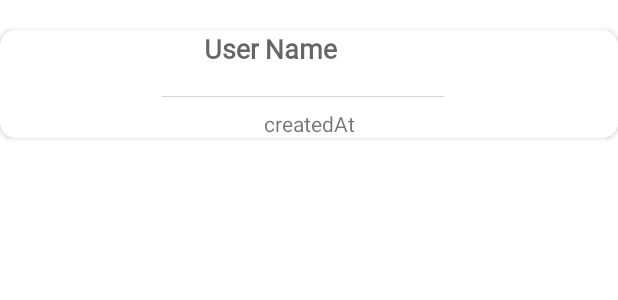
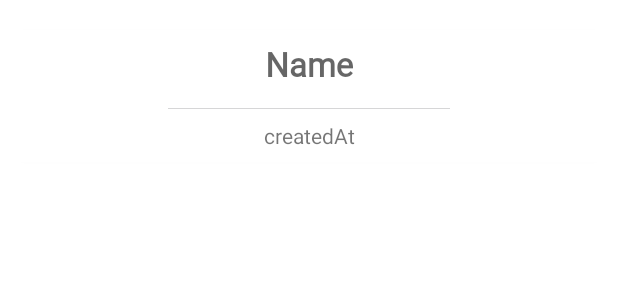
Before and after one commit to gderek007/FBUproject, an Android app: the layout individual_finding.xml on its own in the app's theme, with its tools: preview values and no code run, on a phone screen of 412 x 824 dp. Shown: the top 300 px of the screen. Run offline under Robolectric (Android 15) with nearby library versions, the phone set to English and light mode, and no system bars.

Commit message:
social and profile layout

```diff
--- a/app/src/main/java/com/example/sciencevision/FindingsAdapter.java
+++ b/app/src/main/java/com/example/sciencevision/FindingsAdapter.java
@@ -49,11 +49,10 @@
         Findings finding = mFindings.get(position);
         //populate the views according to this data
         try {
-            holder.tvUser.setText(finding.getUser().getUsername() + " explored ");
+            holder.tvName.setText(finding.getUser().getUsername() + " explored " + finding.getName());
         } catch (java.lang.Exception e) {
-            holder.tvUser.setText(user.getUsername());
+            holder.tvName.setText(finding.getName());
         }
-        holder.tvName.setText(finding.getName());
         holder.tvCreatedAt.setText(finding.getNiceTime());
         int radius = 30;
         int margin = 10;
--- a/app/src/main/java/com/example/sciencevision/fragments/ProfileFragment.java
+++ b/app/src/main/java/com/example/sciencevision/fragments/ProfileFragment.java
@@ -77,7 +77,7 @@
 
         searchClient = new SearchClient();
 
-        tvUser.setText(User.getUsername());
+        tvUser.setText(User.getUsername() + "'s Profile");
         tvNumberOfFindings.setText("You have " + User.get("NumberOfFindings") + " Findings!");
         Glide.with(this).load(User.getParseFile("ProfilePicture").getUrl()).into(ivProfile);
         btnLogout = view.findViewById(R.id.btnLogout);
--- a/app/src/main/res/layout/individual_finding.xml
+++ b/app/src/main/res/layout/individual_finding.xml
@@ -15,24 +15,13 @@
         android:layout_height="wrap_content">
 
         <TextView
-            android:id="@+id/tvUser"
-            android:layout_width="wrap_content"
-            android:layout_height="wrap_content"
-            android:layout_marginStart="136dp"
-            android:fontFamily="@font/meera_inimai"
-            android:hint="User"
-            android:textSize="18sp"
-            android:textStyle="bold"
-            app:layout_constraintStart_toStartOf="parent"
-            app:layout_constraintTop_toTopOf="parent" />
-
-        <TextView
             android:id="@+id/tvCreatedAt"
             android:layout_width="wrap_content"
             android:layout_height="wrap_content"
             android:layout_marginStart="8dp"
             android:layout_marginTop="8dp"
             android:layout_marginEnd="8dp"
+            android:layout_marginBottom="8dp"
             android:text="createdAt"
             app:layout_constraintBottom_toBottomOf="parent"
             app:layout_constraintEnd_toEndOf="parent"
@@ -41,14 +30,17 @@
 
         <TextView
             android:id="@+id/tvName"
-            android:layout_width="141dp"
+            android:layout_width="wrap_content"
             android:layout_height="36dp"
-            android:layout_marginStart="4dp"
+            android:layout_marginStart="8dp"
+            android:layout_marginTop="8dp"
+            android:layout_marginEnd="8dp"
             android:fontFamily="@font/meera_inimai"
             android:hint="Name"
-            android:textSize="18sp"
+            android:textSize="22sp"
             android:textStyle="bold"
-            app:layout_constraintStart_toEndOf="@+id/tvUser"
+            app:layout_constraintEnd_toEndOf="parent"
+            app:layout_constraintStart_toStartOf="parent"
             app:layout_constraintTop_toTopOf="parent" />
 
         <ImageView
@@ -57,7 +49,7 @@
             android:layout_height="wrap_content"
             android:layout_marginStart="8dp"
             android:layout_marginTop="8dp"
-            android:layout_marginEnd="16dp"
+            android:layout_marginEnd="8dp"
             app:layout_constraintEnd_toEndOf="parent"
             app:layout_constraintStart_toStartOf="parent"
             app:layout_constraintTop_toBottomOf="@+id/tvName"
```
Also changed, not shown: app/src/main/res/layout/fragment_profile.xml (+10 -10 lines), app/src/main/res/layout/fragment_social.xml (+21 -7 lines).
